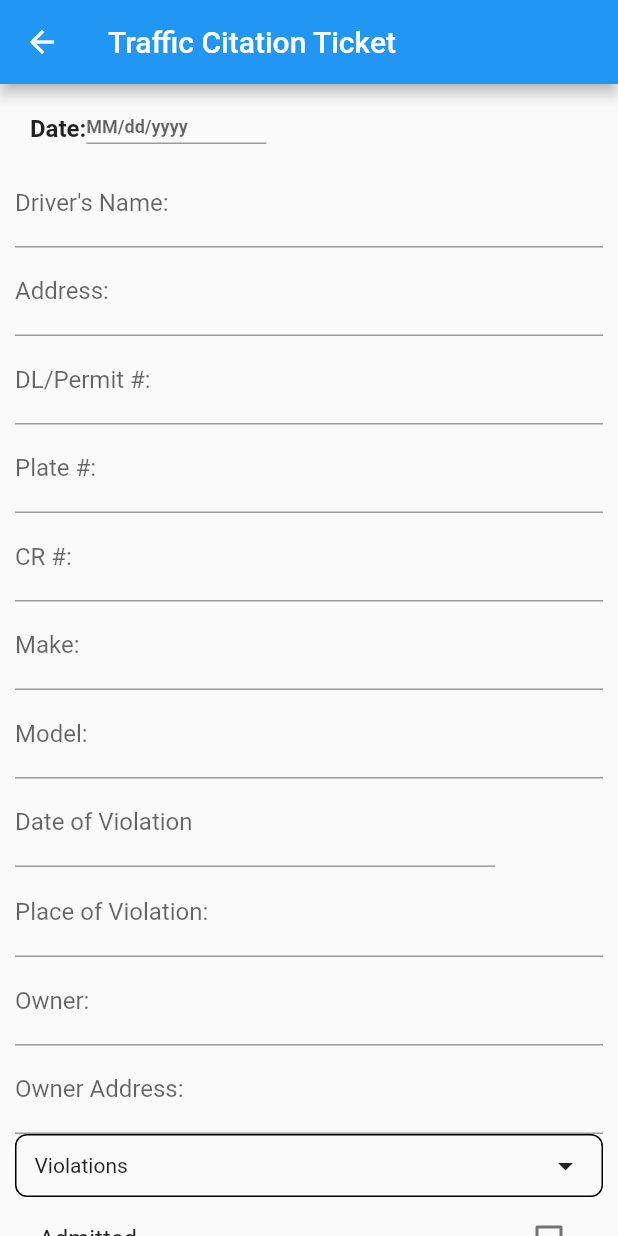
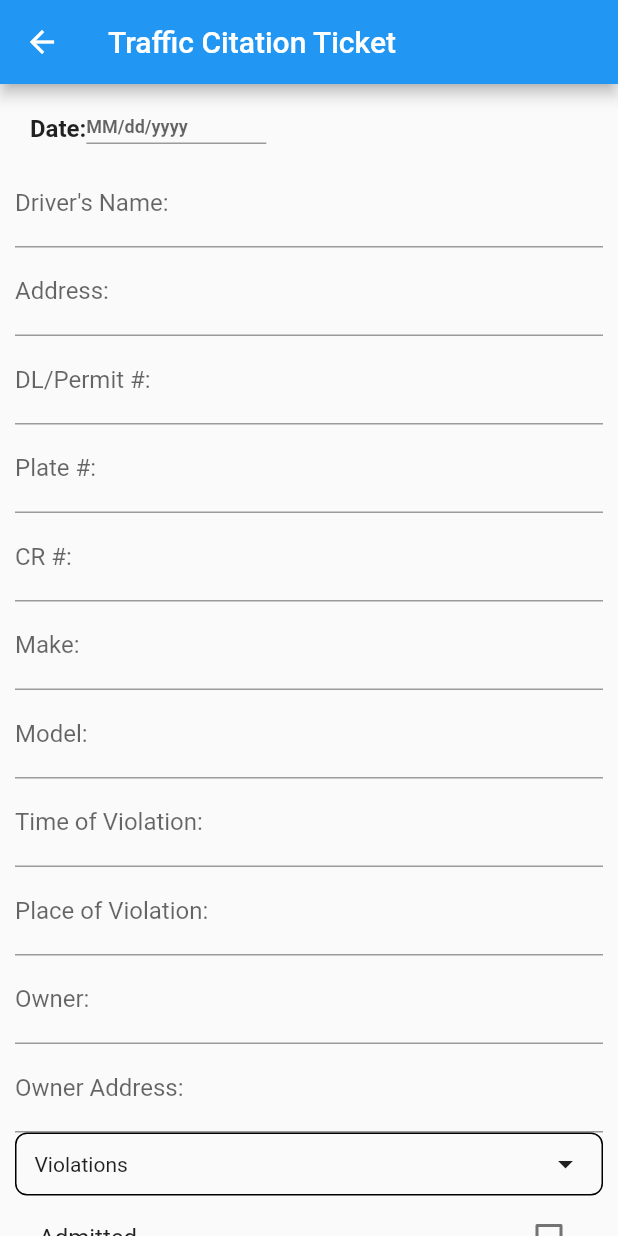
Before and after one commit to Jewelry0702/DakopE, a Flutter app: the screen it shows after launch, after a tap on "Form", on a phone screen of 412 x 824 dp. Run offline on Flutter 3.47's test engine with Material 2 defaults, Android fonts, the phone set to English and light mode, and no system bars; our stand-ins replace camera, sqflite; missing offline and left inert: blue_thermal_printer, google_mlkit_text_recognition; accounts and stored records are empty; Roboto replaces fonts that are missing (Arial, Times New Roman).

Commit message:
some stuff

```diff
--- a/lib/form.dart
+++ b/lib/form.dart
@@ -2,6 +2,7 @@ import 'package:flutter/material.dart';
 import 'package:blue_thermal_printer/blue_thermal_printer.dart';
 import 'package:printer/databasehelper.dart';
 import 'printutil.dart';
+import 'package:flutter/services.dart';
 
 class TicketForm extends StatefulWidget {
   String? data;
@@ -93,6 +94,7 @@ class _TicketFormState extends State<TicketForm> {
   @override
   void initState() {
     super.initState();
+
     itemChecked = {for (var item in items) item: false};
     if (widget.data != null) {
       _plateNoController.text = widget.data!;
@@ -192,37 +194,9 @@ class _TicketFormState extends State<TicketForm> {
             controller: _modelController,
             decoration: const InputDecoration(labelText: "Model:"),
           ),
-          Row(
-            crossAxisAlignment: CrossAxisAlignment.start,
-            children: [
-              SizedBox(
-                height: 60,
-                width: 320,
-                child: TextField(
-                  controller: _timeController,
-                  decoration: const InputDecoration(
-                      labelText: 'Date of Violation',
-                      hintText: 'MM/dd/yyyy',
-                      hintStyle: TextStyle(
-                        fontFamily: "Arial",
-                        fontWeight: FontWeight.bold,
-                        fontSize: 16,
-                        fontStyle: FontStyle.normal,
-                      )),
-                  onTap: () async {
-                    DateTime? pickedDate = await showDatePicker(
-                      context: context,
-                      initialDate: DateTime.now(),
-                      firstDate: DateTime(2000),
-                      lastDate: DateTime(2101),
-                    );
-                    var d = pickedDate;
-                    String format = "${d!.month}/${d.day}/${d.year}";
-                    _timeController.text = format;
-                  },
-                ),
-              ),
-            ],
+          TextField(
+            controller: _timeController,
+            decoration: const InputDecoration(labelText: "Time of Violation:"),
           ),
           TextField(
             controller: _placeOfViolationController,
@@ -320,7 +294,7 @@ class _TicketFormState extends State<TicketForm> {
           ),
           ElevatedButton(
             onPressed: () {
-              _showConfirmationDialog(); // Show the confirmation dialog
+              _showConfirmationDialog();
             },
             child: const Text('Submit'),
           ),
--- a/lib/main.dart
+++ b/lib/main.dart
@@ -220,6 +220,22 @@ class _MyAppState extends State<MyApp> {
                     style: TextStyle(color: Colors.white),
                   ),
                 ),
+                ElevatedButton(
+                  style: ElevatedButton.styleFrom(primary: Colors.brown),
+                  onPressed: () {
+                    // Navigate to the second page when the button is pressed.
+                    Navigator.push(
+                      context,
+                      MaterialPageRoute(
+                          builder: (context) =>
+                              Scanner(cameras: widget.cameras)),
+                    );
+                  },
+                  child: const Text(
+                    '[DEBUG] - Database Operation',
+                    style: TextStyle(color: Colors.white),
+                  ),
+                ),
               ],
             ),
           ),
```
Also changed, not shown: lib/databasehelper.dart (+15 -0 lines), lib/debugview.dart (added, +40 -0 lines).
